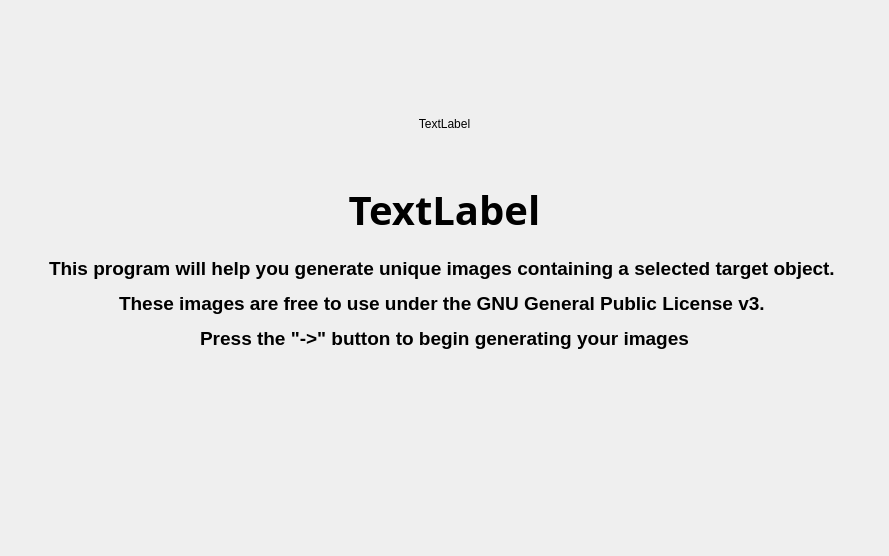
coltoncandy/Image-Generator-Wizard, file ImageWizard/welcomepage.ui: the form before one commit.
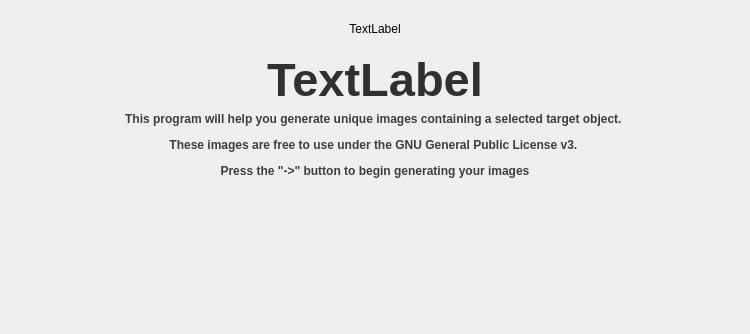
The form after the commit.

Commit message: Changed arrow and font colors. Fixed spacing in welcome page

Diff of the .ui file:
```diff
--- a/ImageWizard/welcomepage.ui
+++ b/ImageWizard/welcomepage.ui
@@ -6,32 +6,25 @@
    <rect>
     <x>0</x>
     <y>0</y>
-    <width>889</width>
-    <height>556</height>
+    <width>750</width>
+    <height>334</height>
    </rect>
   </property>
   <property name="windowTitle">
    <string>WelcomePage</string>
   </property>
   <layout class="QVBoxLayout" name="verticalLayout">
-   <item>
-    <widget class="QLabel" name="label_5">
-     <property name="text">
-      <string/>
-     </property>
-    </widget>
-   </item>
-   <item>
+   <item alignment="Qt::AlignBottom">
     <widget class="QWidget" name="widget" native="true">
      <layout class="QGridLayout" name="gridLayout">
-      <item row="0" column="2">
+      <item row="0" column="2" rowspan="2">
        <widget class="QLabel" name="label">
         <property name="text">
          <string/>
         </property>
        </widget>
       </item>
-      <item row="0" column="1">
+      <item row="0" column="1" rowspan="2">
        <widget class="QLabel" name="Drone_logo">
         <property name="text">
          <string>TextLabel</string>
@@ -44,7 +37,7 @@
         </property>
        </widget>
       </item>
-      <item row="0" column="0">
+      <item row="0" column="0" rowspan="2">
        <widget class="QLabel" name="label_2">
         <property name="text">
          <string/>
@@ -54,12 +47,12 @@
      </layout>
     </widget>
    </item>
-   <item alignment="Qt::AlignBottom">
+   <item alignment="Qt::AlignTop">
     <widget class="QLabel" name="title">
      <property name="font">
       <font>
-       <family>Yu Gothic UI Semibold</family>
-       <pointsize>30</pointsize>
+       <family>Microsoft Sans Serif</family>
+       <pointsize>35</pointsize>
        <italic>false</italic>
        <bold>true</bold>
       </font>
@@ -68,7 +61,8 @@
       <bool>true</bool>
      </property>
      <property name="styleSheet">
-      <string notr="true">font: 600 30pt &quot;Yu Gothic UI Semibold&quot;;
+      <string notr="true">font: 600 35pt &quot;Microsoft Sans Serif&quot;; color:rgb(48, 48, 48);
+
 
 </string>
      </property>
@@ -82,11 +76,27 @@
    </item>
    <item alignment="Qt::AlignTop">
     <widget class="QLabel" name="label_3">
+     <property name="styleSheet">
+      <string notr="true">font: 14pt &quot;Microsoft Sans Serif&quot;;</string>
+     </property>
      <property name="text">
-      <string>&lt;html&gt;&lt;head/&gt;&lt;body&gt;&lt;p align=&quot;center&quot;&gt;&lt;br/&gt;&lt;span style=&quot; font-family:'Yu Gothic Medium'; font-size:14pt; font-weight:500;&quot;&gt;This program will help you generate unique images containing a selected target object. &lt;/span&gt;&lt;/p&gt;&lt;p align=&quot;center&quot;&gt;&lt;span style=&quot; font-family:'Yu Gothic Medium'; font-size:14pt; font-weight:500;&quot;&gt;These images are free to use under the GNU General Public License v3. &lt;/span&gt;&lt;/p&gt;&lt;p align=&quot;center&quot;&gt;&lt;span style=&quot; font-family:'Yu Gothic Medium'; font-size:14pt; font-weight:500;&quot;&gt;Press the &amp;quot;-&amp;gt;&amp;quot; button to begin generating your images&lt;/span&gt;&lt;/p&gt;&lt;p align=&quot;center&quot;&gt;&lt;br/&gt;&lt;/p&gt;&lt;/body&gt;&lt;/html&gt;</string>
+      <string>&lt;html&gt;&lt;head/&gt;&lt;body&gt;&lt;p align=&quot;center&quot;&gt;&lt;span style=&quot; font-weight:500; color:#3d3d3d;&quot;&gt;This program will help you generate unique images containing a selected target object. &lt;/span&gt;&lt;/p&gt;&lt;p align=&quot;center&quot;&gt;&lt;span style=&quot; font-weight:500; color:#3d3d3d;&quot;&gt;These images are free to use under the GNU General Public License v3. &lt;/span&gt;&lt;/p&gt;&lt;p align=&quot;center&quot;&gt;&lt;span style=&quot; font-weight:500; color:#3d3d3d;&quot;&gt;Press the &amp;quot;-&amp;gt;&amp;quot; button to begin generating your images&lt;/span&gt;&lt;/p&gt;&lt;p align=&quot;center&quot;&gt;&lt;span style=&quot; color:#3d3d3d;&quot;&gt;&lt;br/&gt;&lt;/span&gt;&lt;/p&gt;&lt;/body&gt;&lt;/html&gt;</string>
      </property>
     </widget>
    </item>
+   <item>
+    <spacer name="horizontalSpacer">
+     <property name="orientation">
+      <enum>Qt::Horizontal</enum>
+     </property>
+     <property name="sizeHint" stdset="0">
+      <size>
+       <width>40</width>
+       <height>20</height>
+      </size>
+     </property>
+    </spacer>
+   </item>
    <item>
     <widget class="QLabel" name="label_4">
      <property name="text">
```
The commit also changes 2 other files.
